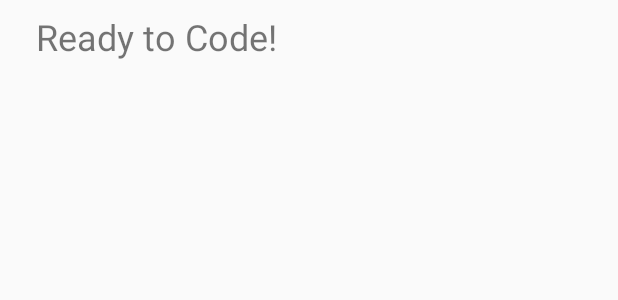
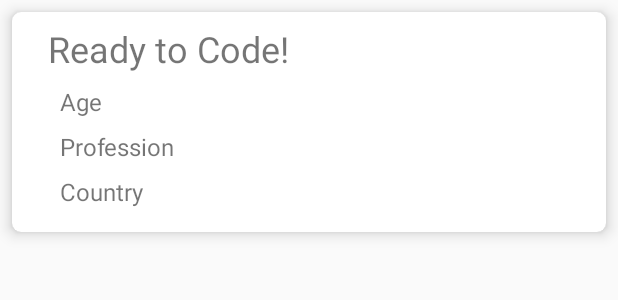
Before and after one commit to saifi369/MyFirebaseApp, an Android app: the layout list_item.xml on its own in the app's theme, with its tools: preview values and no code run, on a phone screen of 412 x 824 dp. Shown: the top 300 px of the screen. Run offline under Robolectric (Android 15) with nearby library versions, the phone set to English and light mode, and no system bars.

```diff
--- a/app/build.gradle
+++ b/app/build.gradle
@@ -32,6 +32,7 @@ dependencies {
     implementation 'com.google.firebase:firebase-core:16.0.4'
     implementation 'com.google.firebase:firebase-database:16.0.3'
     implementation 'com.android.support:recyclerview-v7:27.1.1'
+    implementation 'com.android.support:cardview-v7:27.1.1'
 
 }
 apply plugin: 'com.google.gms.google-services'
--- a/app/src/main/res/layout/activity_main.xml
+++ b/app/src/main/res/layout/activity_main.xml
@@ -29,6 +29,7 @@
         android:layout_marginEnd="16dp"
         android:ems="10"
         android:hint="Enter some text..."
+        android:visibility="gone"
         android:inputType="textPersonName"
         app:layout_constraintEnd_toEndOf="parent"
         app:layout_constraintStart_toStartOf="parent"
@@ -44,7 +45,7 @@
         android:layout_marginEnd="8dp"
         android:inputType="number"
         android:hint="Enter a number..."
-        android:visibility="visible"
+        android:visibility="gone"
         app:layout_constraintEnd_toEndOf="parent"
         app:layout_constraintHorizontal_bias="1.0"
         app:layout_constraintStart_toStartOf="parent"
--- a/app/src/main/res/layout/list_item.xml
+++ b/app/src/main/res/layout/list_item.xml
@@ -1,25 +1,81 @@
 <?xml version="1.0" encoding="utf-8"?>
-<android.support.constraint.ConstraintLayout
+<android.support.v7.widget.CardView
     xmlns:android="http://schemas.android.com/apk/res/android"
     xmlns:app="http://schemas.android.com/apk/res-auto"
+    xmlns:tools="http://schemas.android.com/tools"
+    android:layout_height="wrap_content"
+    android:layout_width="match_parent"
+    android:layout_margin="8dp"
+    app:cardCornerRadius="6dp"
+    app:cardElevation="6dp">
+
+    <android.support.constraint.ConstraintLayout
         android:layout_width="match_parent"
         android:layout_height="wrap_content">
 
         <TextView
-        android:id="@+id/textView"
+            android:id="@+id/tv_name"
             android:layout_width="0dp"
             android:layout_height="wrap_content"
             android:layout_margin="8dp"
             android:layout_marginStart="8dp"
             android:layout_marginTop="8dp"
             android:layout_marginEnd="8dp"
-        android:layout_marginBottom="8dp"
+            android:paddingStart="16dp"
             android:text="Ready to Code!"
             android:textSize="24sp"
-        android:paddingStart="16dp"
-        app:layout_constraintBottom_toBottomOf="parent"
             app:layout_constraintEnd_toEndOf="parent"
+            app:layout_constraintHorizontal_bias="0.0"
             app:layout_constraintStart_toStartOf="parent"
             app:layout_constraintTop_toTopOf="parent" />
 
+        <TextView
+            android:id="@+id/tv_age"
+            android:layout_width="wrap_content"
+            android:layout_height="wrap_content"
+            android:layout_margin="8dp"
+            android:layout_marginStart="8dp"
+            android:layout_marginEnd="8dp"
+            android:paddingStart="16dp"
+            android:text="Age"
+            android:textSize="16sp"
+            app:layout_constraintEnd_toEndOf="parent"
+            app:layout_constraintHorizontal_bias="0.0"
+            app:layout_constraintStart_toStartOf="@+id/tv_name"
+            app:layout_constraintTop_toBottomOf="@+id/tv_name" />
+
+        <TextView
+            android:id="@+id/tv_profession"
+            android:layout_width="wrap_content"
+            android:layout_height="wrap_content"
+            android:layout_margin="8dp"
+            android:layout_marginStart="8dp"
+            android:layout_marginEnd="8dp"
+            android:paddingStart="16dp"
+            android:text="Profession"
+            android:textSize="16sp"
+            app:layout_constraintEnd_toEndOf="parent"
+            app:layout_constraintHorizontal_bias="0.0"
+            app:layout_constraintStart_toStartOf="@+id/tv_name"
+            app:layout_constraintTop_toBottomOf="@+id/tv_age" />
+
+        <TextView
+            android:id="@+id/tv_country"
+            android:layout_width="wrap_content"
+            android:layout_height="wrap_content"
+            android:layout_margin="8dp"
+            android:layout_marginStart="8dp"
+            android:layout_marginEnd="8dp"
+            android:paddingStart="16dp"
+            android:paddingBottom="16dp"
+            android:text="Country"
+            android:textSize="16sp"
+            app:layout_constraintEnd_toEndOf="parent"
+            app:layout_constraintHorizontal_bias="0.0"
+            app:layout_constraintStart_toStartOf="@+id/tv_name"
+            app:layout_constraintTop_toBottomOf="@+id/tv_profession" />
+
+
     </android.support.constraint.ConstraintLayout>
+
+</android.support.v7.widget.CardView>
```
Also changed, not shown: app/src/main/java/com/saifi369/myfirebaseapp/MainActivity.java (+71 -35 lines), app/src/main/java/com/saifi369/myfirebaseapp/model/User.java (+19 -4 lines), app/src/main/java/com/saifi369/myfirebaseapp/model/UserAdapter.java (+19 -18 lines). Lines whose indentation alone changed are shown as unchanged.
